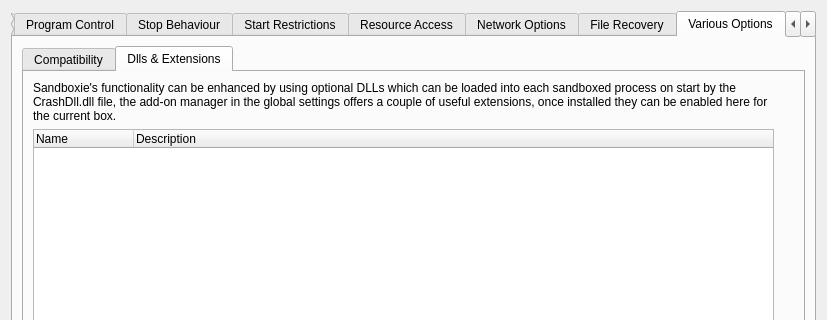
JeffyV/leafage, file SandboxiePlus/SandMan/Forms/OptionsWindow.ui: the form before one commit; both pictures show x 0 to 827 and y 0 to 320 of the 827 by 555 pixel window.
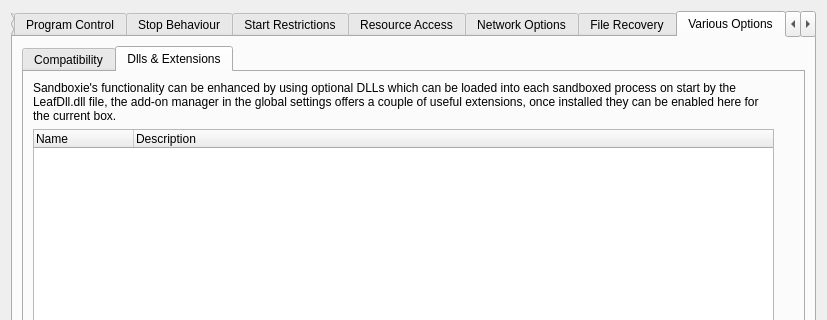
The form after the commit. The open tabs and pages were chosen to show the change.

```diff
--- a/SandboxiePlus/SandMan/Forms/OptionsWindow.ui
+++ b/SandboxiePlus/SandMan/Forms/OptionsWindow.ui
@@ -4514,7 +4514,7 @@
                   </sizepolicy>
                  </property>
                  <property name="text">
-                  <string>Sandboxie's functionality can be enhanced by using optional DLLs which can be loaded into each sandboxed process on start by the CrashDll.dll file, the add-on manager in the global settings offers a couple of useful extensions, once installed they can be enabled here for the current box.</string>
+                  <string>Sandboxie's functionality can be enhanced by using optional DLLs which can be loaded into each sandboxed process on start by the LeafDll.dll file, the add-on manager in the global settings offers a couple of useful extensions, once installed they can be enabled here for the current box.</string>
                  </property>
                  <property name="wordWrap">
                   <bool>true</bool>
```
